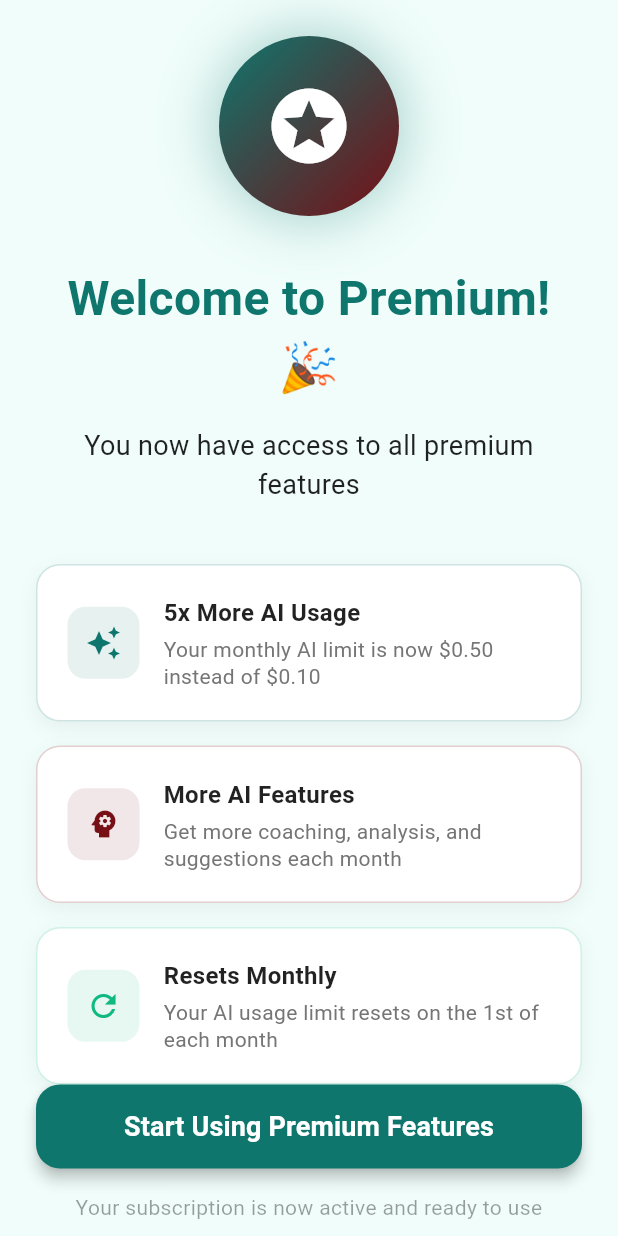
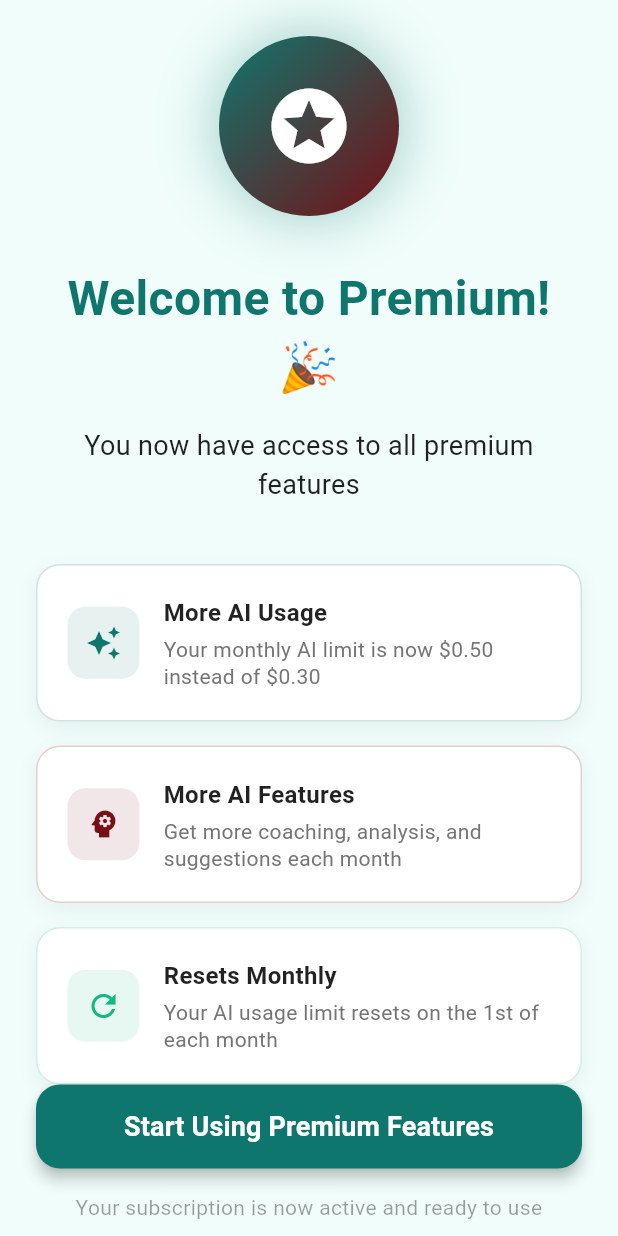
Before and after one commit to cglendenning/annoyed, a Flutter app: the PostSubscriptionScreen screen opened directly, on a phone screen of 412 x 824 dp. Run offline on Flutter 3.47's test engine with Material 3 defaults, Android fonts, the light colour scheme and no system bars; our stand-ins replace audioplayers, cloud_firestore, cloud_functions, firebase_auth, firebase_core, fl_chart and 5 more; missing offline and left inert: purchases_flutter; accounts and stored records are empty; generated files the repository leaves out were written again.

Commit message:
bump up cost threshold from -bash.10 to -bash.30 until RevenueCat issues are resolved, and upgrade npm and firebase to upgrade from v1 to v2

```diff
--- a/lib/screens/paywall_screen.dart
+++ b/lib/screens/paywall_screen.dart
@@ -413,8 +413,8 @@ class _PaywallScreenState extends State<PaywallScreen> {
                   // Features
                   _FeatureTile(
                     icon: Icons.auto_awesome,
-                    title: '5x More AI Usage',
-                    subtitle: '\$0.50/month limit vs \$0.10 for free users',
+                    title: 'More AI Usage',
+                    subtitle: '\$0.50/month limit vs \$0.30 for free users',
                   ),
                   _FeatureTile(
                     icon: Icons.psychology,
--- a/lib/screens/post_subscription_screen.dart
+++ b/lib/screens/post_subscription_screen.dart
@@ -141,8 +141,8 @@ class _PostSubscriptionScreenState extends State<PostSubscriptionScreen>
                         // Feature highlights
                         _buildFeatureCard(
                           icon: Icons.auto_awesome,
-                          title: '5x More AI Usage',
-                          description: 'Your monthly AI limit is now \$0.50 instead of \$0.10',
+                          title: 'More AI Usage',
+                          description: 'Your monthly AI limit is now \$0.50 instead of \$0.30',
                           color: AppColors.primaryTeal,
                         ),
 
--- a/lib/services/paywall_service.dart
+++ b/lib/services/paywall_service.dart
@@ -3,7 +3,7 @@ import '../services/firebase_service.dart';
 
 class PaywallService {
   /// Check if user should see paywall based on OpenAI cost usage
-  /// Free users: Show paywall at $0.10 spent
+  /// Free users: Show paywall at $0.30 spent
   /// Subscribed users: Hard stop at $0.50 per month
   static Future<Map<String, dynamic>> getCostStatus(String uid) async {
     try {
@@ -13,7 +13,7 @@ class PaywallService {
       // Return safe defaults on error
       return {
         'currentCost': 0.0,
-        'limit': 0.10,
+        'limit': 0.30,
         'isSubscribed': false,
         'canUseAI': true,
         'percentUsed': 0,
--- a/lib/utils/constants.dart
+++ b/lib/utils/constants.dart
@@ -24,7 +24,7 @@ class AppConstants {
   static const int daysForCoachingAnalysis = 7;
 
   // Cost limits
-  static const double freeUserCostLimit = 0.10;
+  static const double freeUserCostLimit = 0.30;
   static const double subscribedUserCostLimit = 0.50;
   static const int costWarningPercentage = 90;
 
```
Also changed, not shown: firebase.json, 3 other files.
